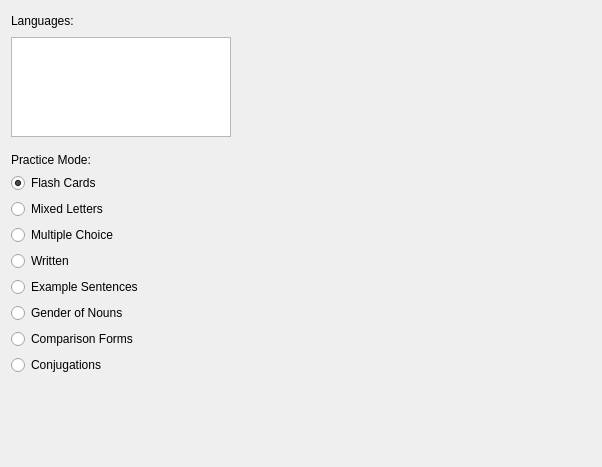
Before: the Qt Designer form src/statistics/statisticsmainwindow.ui in KDE/parley, drawn with Qt 5.
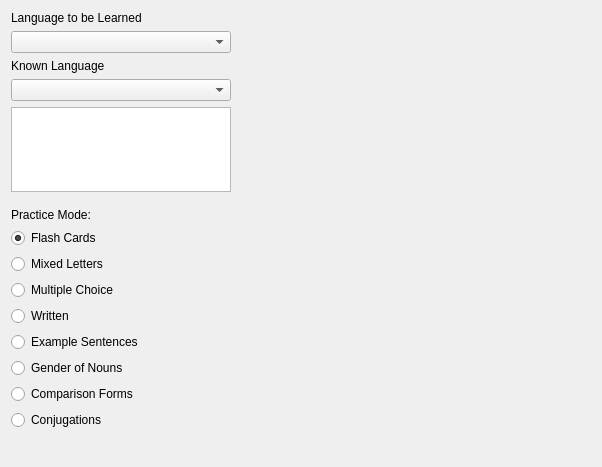
After: the same form once the commit is applied. Custom widgets are drawn as their Qt base class.

Commit message:
Make the language selection into two comboboxes instead of one listbox.
This is much better when there are many languages in the kvtml file.
It is also necessary for mixed mode training since there is no "A to B"
then.

Diff of the .ui file:
```diff
--- a/src/statistics/statisticsmainwindow.ui
+++ b/src/statistics/statisticsmainwindow.ui
@@ -17,10 +17,10 @@
    </sizepolicy>
   </property>
   <layout class="QGridLayout" name="gridLayout">
-   <item row="0" column="0" rowspan="2">
+   <item row="0" column="0">
     <widget class="QLabel" name="label">
      <property name="text">
-      <string>Languages:</string>
+      <string>Language to be Learned</string>
      </property>
     </widget>
    </item>
@@ -37,7 +37,10 @@
      </property>
     </widget>
    </item>
-   <item row="1" column="1" rowspan="14">
+   <item row="1" column="0">
+    <widget class="QComboBox" name="learnedLanguage"/>
+   </item>
+   <item row="1" column="1" rowspan="16">
     <widget class="LessonStatisticsView" name="lessonStatistics" native="true">
      <property name="sizePolicy">
       <sizepolicy hsizetype="Expanding" vsizetype="Expanding">
@@ -48,6 +51,16 @@
     </widget>
    </item>
    <item row="2" column="0">
+    <widget class="QLabel" name="label_3">
+     <property name="text">
+     <string>Known Language</string>
+     </property>
+    </widget>
+   </item>
+   <item row="3" column="0">
+    <widget class="QComboBox" name="knownLanguage"/>
+   </item>
+   <item row="4" column="0">
     <widget class="QListWidget" name="languageList">
      <property name="sizePolicy">
       <sizepolicy hsizetype="Preferred" vsizetype="Minimum">
@@ -69,7 +82,7 @@
      </property>
     </widget>
    </item>
-   <item row="3" column="0">
+   <item row="5" column="0">
     <spacer name="verticalSpacer_2">
      <property name="orientation">
       <enum>Qt::Vertical</enum>
@@ -85,14 +98,14 @@
      </property>
     </spacer>
    </item>
-   <item row="4" column="0">
+   <item row="6" column="0">
     <widget class="QLabel" name="label_2">
      <property name="text">
       <string>Practice Mode:</string>
      </property>
     </widget>
    </item>
-   <item row="5" column="0">
+   <item row="7" column="0">
     <widget class="QRadioButton" name="flashCard">
      <property name="text">
       <string>Flash Cards</string>
@@ -102,28 +115,28 @@
      </property>
     </widget>
    </item>
-   <item row="6" column="0">
+   <item row="8" column="0">
     <widget class="QRadioButton" name="mixedLetters">
      <property name="text">
       <string>Mixed Letters</string>
      </property>
     </widget>
    </item>
-   <item row="7" column="0">
+   <item row="9" column="0">
     <widget class="QRadioButton" name="multipleChoice">
      <property name="text">
       <string>Multiple Choice</string>
      </property>
     </widget>
    </item>
-   <item row="8" column="0">
+   <item row="10" column="0">
     <widget class="QRadioButton" name="written">
      <property name="text">
       <string>Written</string>
      </property>
     </widget>
    </item>
-   <item row="9" column="0">
+   <item row="11" column="0">
     <widget class="QRadioButton" name="exampleSentence">
      <property name="enabled">
       <bool>true</bool>
@@ -133,7 +146,7 @@
      </property>
     </widget>
    </item>
-   <item row="10" column="0">
+   <item row="12" column="0">
     <widget class="QRadioButton" name="gender">
      <property name="enabled">
       <bool>true</bool>
@@ -143,7 +156,7 @@
      </property>
     </widget>
    </item>
-   <item row="11" column="0">
+   <item row="13" column="0">
     <widget class="QRadioButton" name="comparisonForms">
      <property name="enabled">
       <bool>true</bool>
@@ -153,7 +166,7 @@
      </property>
     </widget>
    </item>
-   <item row="12" column="0">
+   <item row="14" column="0">
     <widget class="QRadioButton" name="conjugations">
      <property name="enabled">
       <bool>true</bool>
@@ -163,7 +176,7 @@
      </property>
     </widget>
    </item>
-   <item row="13" column="0">
+   <item row="15" column="0">
     <layout class="QHBoxLayout" name="horizontalLayout">
      <item>
       <spacer name="horizontalSpacer">
@@ -199,7 +212,7 @@
      </item>
     </layout>
    </item>
-   <item row="14" column="0">
+   <item row="16" column="0">
     <spacer name="verticalSpacer">
      <property name="orientation">
       <enum>Qt::Vertical</enum>
```
The commit also changes 3 other files.
